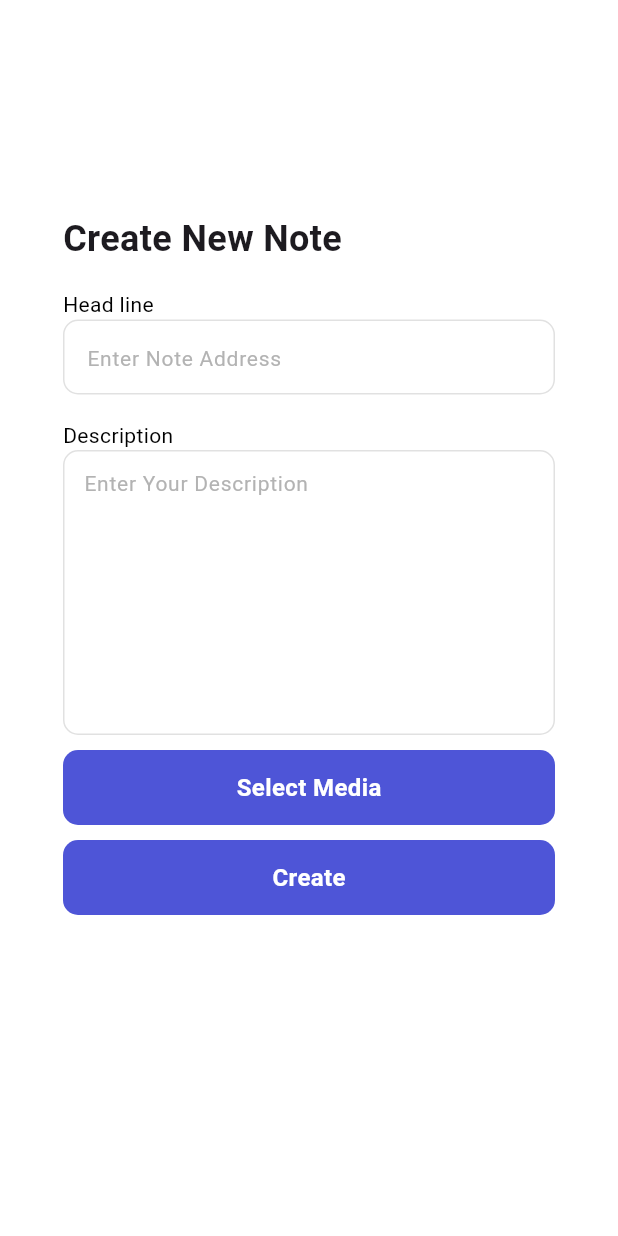
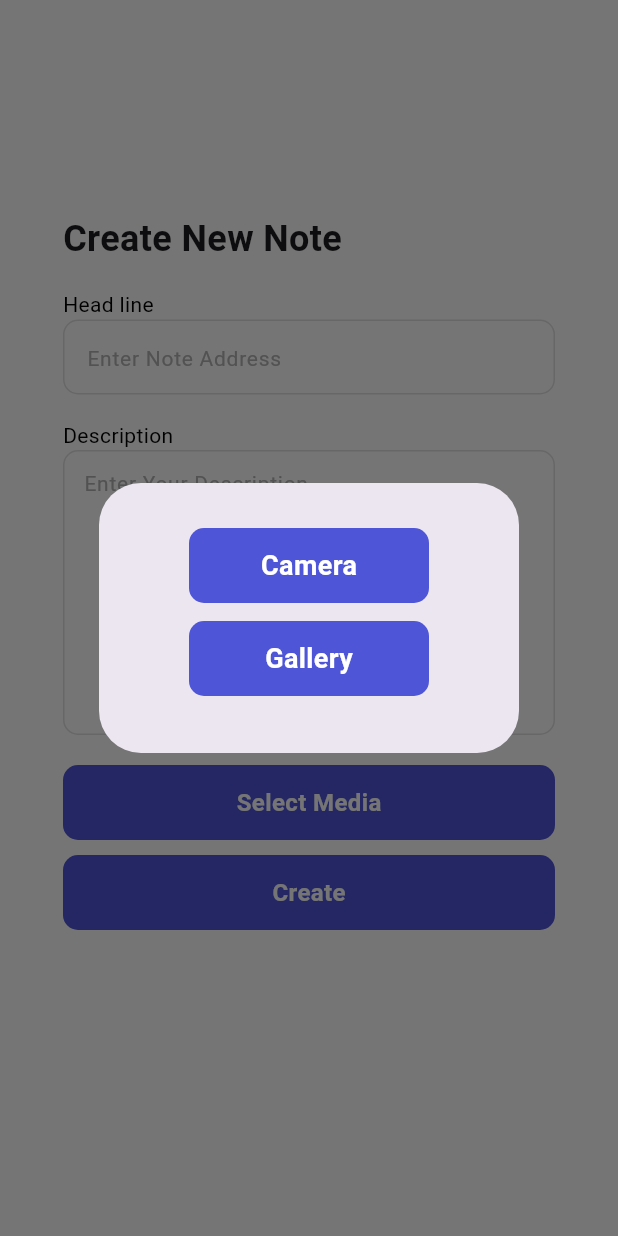
Before and after one commit to mohameds123/DEPI_Firebase, a Flutter app: the CreateNote screen opened directly, after a tap on "Select Media", on a phone screen of 412 x 824 dp. Run offline on Flutter 3.47's test engine with Material 3 defaults, Android fonts, the phone set to English and light mode, and no system bars; our stand-ins replace cloud_firestore, firebase_auth, firebase_core, flutter_bloc, image_picker; accounts and stored records are empty.

Commit message:
Selected Media Feature

```diff
--- a/lib/presentation/screens/create_note.dart
+++ b/lib/presentation/screens/create_note.dart
@@ -1,3 +1,5 @@
+import 'dart:io';
+
 import 'package:depi/core/utils/colors_manager.dart';
 import 'package:depi/data/note_model.dart';
 import 'package:depi/logic/create_note/cubit.dart';
@@ -5,14 +7,39 @@ import 'package:depi/logic/create_note/state.dart';
 import 'package:depi/presentation/widgets/button.dart';
 import 'package:flutter/material.dart';
 import 'package:flutter_bloc/flutter_bloc.dart';
+import 'package:image_picker/image_picker.dart';
 
 import 'home_screen.dart';
 
-class CreateNote extends StatelessWidget {
+class CreateNote extends StatefulWidget {
   CreateNote({super.key});
 
+  @override
+  State<CreateNote> createState() => _CreateNoteState();
+}
+
+class _CreateNoteState extends State<CreateNote> {
   TextEditingController headlineController = TextEditingController();
+
   TextEditingController descriptionController = TextEditingController();
+
+XFile ? selectedMedia;
+
+  Future selectMediaGallery () async {
+    ImagePicker picker = ImagePicker();
+    selectedMedia = await picker.pickImage(source: ImageSource.gallery);
+    setState(() {
+
+    });
+  }
+
+  Future selectMediaCamera () async {
+    ImagePicker picker = ImagePicker();
+    selectedMedia = await picker.pickImage(source: ImageSource.camera);
+    setState(() {
+
+    });
+  }
 
   @override
   Widget build(BuildContext context) {
@@ -115,9 +142,78 @@ class CreateNote extends StatelessWidget {
 
               //Spacer(),
               SizedBox(height: 10),
+             selectedMedia != null? Image.file(File(selectedMedia!.path)):SizedBox(height: 10),
+              selectedMedia != null ? SizedBox(height: 10,) : SizedBox(height: 0,),
 
               InkWell(
-                onTap: () {},
+                onTap: () {
+                  showDialog(context: context, builder: (BuildContext context){
+                    return AlertDialog(
+                      content: Container(
+                        height: 140,
+                        child: Column(
+                          mainAxisAlignment: MainAxisAlignment.center,
+                          children: [
+                            InkWell(
+
+                              child: Container(
+                                width: 160,
+                                height: 50,
+                                decoration: BoxDecoration(
+                                  color: ColorsManager.primary,
+                                  borderRadius: BorderRadius.circular(10),
+                                ),
+                                child: Center(
+                                  child: Text("Camera",
+                                  style: TextStyle(
+                                    color: Colors.white,
+                                    fontSize: 18,
+                                    fontWeight: FontWeight.bold
+                                  ),
+                                  ),
+                                ),
+                              ),
+                              onTap: (){
+                                selectMediaCamera();
+                                Navigator.pop(context);
+                              },
+                            ),
+                            SizedBox(
+                              height: 12,
+                            ),
+                            InkWell(
+
+                              child: Container(
+                                width: 160,
+                                height: 50,
+                                decoration: BoxDecoration(
+                                  color: ColorsManager.primary,
+                                  borderRadius: BorderRadius.circular(10),
+                                ),
+                                child: Center(
+                                  child: Text("Gallery",
+                                    style: TextStyle(
+                                        color: Colors.white,
+                                        fontSize: 18,
+                                        fontWeight: FontWeight.bold
+                                    ),
+                                  ),
+                                ),
+                              ),
+                              onTap: (){
+                                selectMediaGallery();
+                                Navigator.pop(context);
+
+                              },
+                            ),
+
+                          ],
+                        ),
+                      ),
+                    );
+                  });
+
+                },
                 child: Container(
                   alignment: Alignment.center,
                   width: double.infinity,
--- a/pubspec.yaml
+++ b/pubspec.yaml
@@ -38,6 +38,7 @@ dependencies:
   flutter_bloc: ^9.1.1
   firebase_core: ^4.1.0
   cloud_firestore: ^6.0.1
+  image_picker: ^1.2.0
 
 dev_dependencies:
   flutter_test:
```
Also changed, not shown: lib/presentation/screens/home_screen.dart (+10 -9 lines), pubspec.lock, 5 other files.
